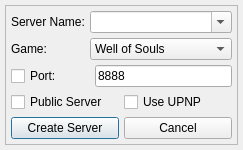
Qt form ui/createinstance.ui (StarixWoS/ReMix) before a commit.
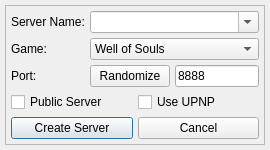
The same form after that commit.

Commit message:
Version 2.4.2:     Change:       * Added a port randomizing button to the server creation dialog in an effort to be more intuitive.       * Added more logging information from the UPNP class to the Logger UI.
    Bugfixes:
      * Fixed an oversight related to UPNP where the Modem or Router would only support certain lease times.

Patch:
```diff
--- a/ui/createinstance.ui
+++ b/ui/createinstance.ui
@@ -6,7 +6,7 @@
    <rect>
     <x>0</x>
     <y>0</y>
-    <width>243</width>
+    <width>270</width>
     <height>150</height>
    </rect>
   </property>
@@ -165,13 +165,20 @@
         </property>
        </widget>
       </item>
-      <item row="2" column="0" colspan="2">
-       <widget class="QCheckBox" name="randomizePorts">
-        <property name="toolTip">
-         <string>When toggled the port numbers will be randomized when blank or '0'.</string>
-        </property>
+      <item row="2" column="0">
+       <widget class="QLabel" name="portLabel">
         <property name="text">
          <string>Port:</string>
+        </property>
+        <property name="alignment">
+         <set>Qt::AlignLeading|Qt::AlignLeft|Qt::AlignVCenter</set>
+        </property>
+       </widget>
+      </item>
+      <item row="2" column="1">
+       <widget class="QPushButton" name="randomizePort">
+        <property name="text">
+         <string>Randomize</string>
         </property>
        </widget>
       </item>
```
Left out of the diff: 4 changed lines with no effect on the pictures. The commit also changes 6 other files.
